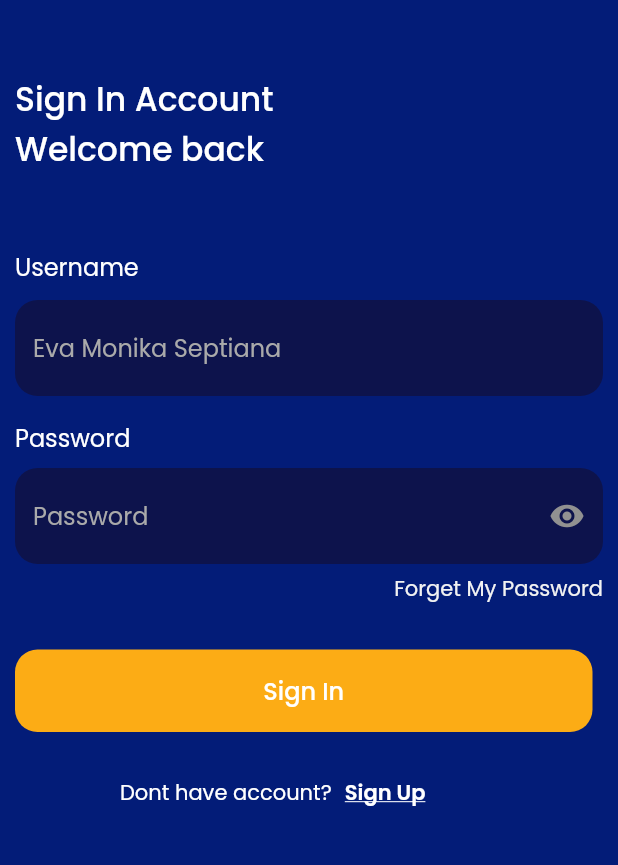
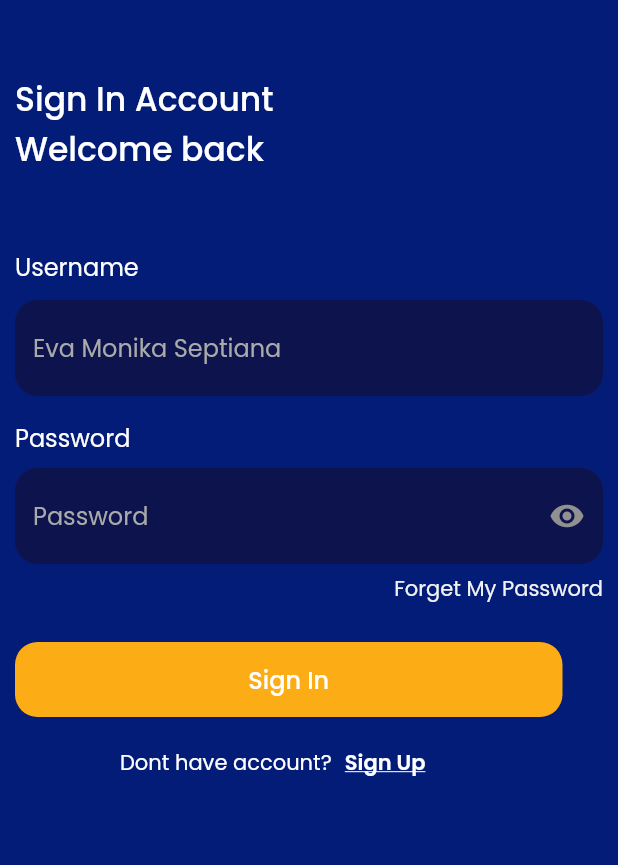
Before and after one commit to evamonika/smart_umkm, a Flutter app: the screen it shows after launch, on a phone screen of 412 x 824 dp, the part 195-1060 px from its top. Run offline on Flutter 3.47's test engine with Material 2 defaults, Android fonts, the phone set to English and light mode, and no system bars; our stand-ins replace google_fonts.

Commit message:
change_distance

```diff
--- a/lib/pages/first_signin.dart
+++ b/lib/pages/first_signin.dart
@@ -94,10 +94,10 @@ class SignIn extends StatelessWidget {
                 ),
               ),
             ),
-            SizedBox(height: 30),
+            SizedBox(height: 25),
             Container(
-              width: 385,
-              height: 55,
+              width: 365,
+              height: 50,
               child: TextButton(
                 style: TextButton.styleFrom(
                   shape: RoundedRectangleBorder(
@@ -117,7 +117,7 @@ class SignIn extends StatelessWidget {
               ),
             ),
             Padding(
-              padding: const EdgeInsets.only(top: 30, left: 70),
+              padding: const EdgeInsets.only(top: 20, left: 70),
               child: Row(
                 children: [
                   Text(
```
